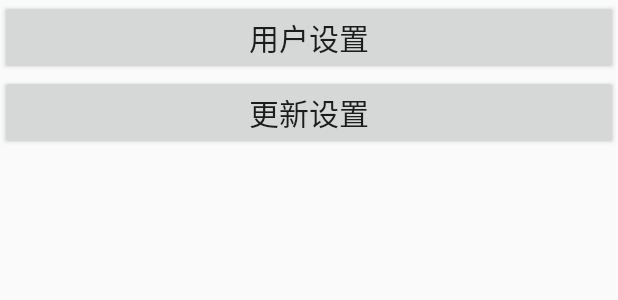
After one commit to Crocodile12138/weather, an Android app: the layout set.xml on its own in the app's theme, with its tools: preview values and no code run, on a phone screen of 412 x 824 dp. The commit adds this screen. Shown: the top 300 px of the screen. Run offline under Robolectric (Android 15) with nearby library versions, the phone set to English and light mode, and no system bars.

Commit message:
set 按钮

```diff
--- a/app/src/main/AndroidManifest.xml
+++ b/app/src/main/AndroidManifest.xml
@@ -5,6 +5,7 @@
     <uses-permission android:name="android.permission.INTERNET" />
 
     <application
+        android:name = "org.litepal.LitePalApplication"
         android:allowBackup="true"
         android:icon="@mipmap/logo"
         android:label="@string/app_name"
@@ -23,7 +24,7 @@
         <service
             android:name=".service.AutoUpdateService"
             android:enabled="true"
-            android:exported="true"></service>
+            android:exported="true" />
     </application>
 
 </manifest>
--- /dev/null
+++ b/app/src/main/res/layout/set.xml
@@ -0,0 +1,22 @@
+<?xml version="1.0" encoding="utf-8"?>
+<RelativeLayout xmlns:android="http://schemas.android.com/apk/res/android"
+    android:layout_width="match_parent"
+    android:layout_height="match_parent">
+
+    <Button
+        android:id = "@+id/button_log"
+        android:layout_width="match_parent"
+        android:layout_height="wrap_content"
+        android:text="用户设置"
+        android:textSize="20sp"
+        android:textAllCaps="true"/>
+    <Button
+        android:id = "@+id/button_update"
+        android:layout_height="wrap_content"
+        android:layout_width="match_parent"
+        android:layout_below="@id/button_log"
+        android:text="更新设置"
+        android:textSize="20sp"
+        android:textAllCaps="true"/>
+
+</RelativeLayout>
```
Also changed, not shown: app/src/main/java/com/example/hasee/weather/ChooseAreaFragment.java (+29 -0 lines), app/src/main/java/com/example/hasee/weather/SetFragment.java (added, +16 -0 lines), app/src/main/res/layout/choose_area.xml (+23 -3 lines).
